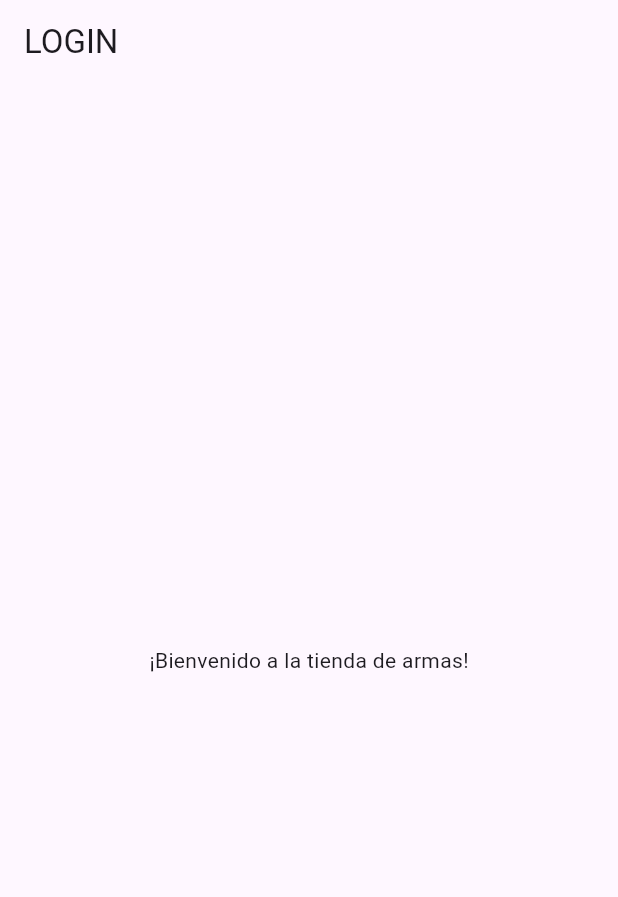
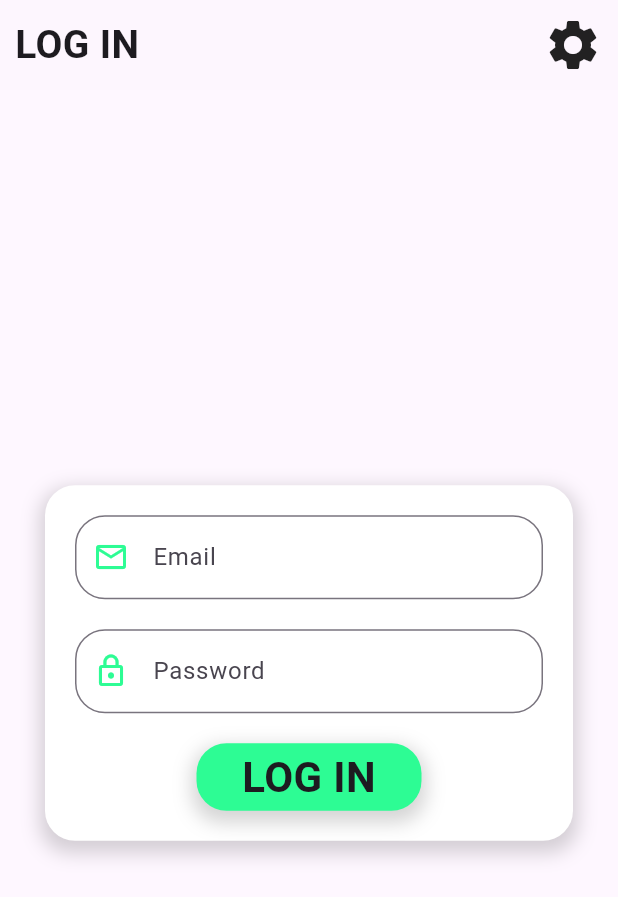
Before and after one commit to ttori19/F1-Mobile-App-UI-Dart-, a Flutter app: the screen it shows after launch, on a phone screen of 412 x 824 dp. Shown: the top 897 px of the screen. Run offline on Flutter 3.47's test engine with Material 3 defaults, Android fonts, the light colour scheme and no system bars.

```diff
--- a/lib/main.dart
+++ b/lib/main.dart
@@ -8,9 +8,9 @@
   const MyApp({super.key});
 
   @override
-  Widget build(BuildContext context) => const MaterialApp(
+  Widget build(BuildContext context) => MaterialApp(
         title: 'Tienda de armas',
         debugShowCheckedModeBanner: false,  // Oculta el banner que aparece en la esquina superior derecha
-        home: LogIn(), // Widget principal de main_view.dart
+        home:  LogIn(), // Widget principal de main_view.dart
       );
 }
--- a/lib/views/log_in.dart
+++ b/lib/views/log_in.dart
@@ -1,4 +1,5 @@
 import 'package:flutter/material.dart';
+import 'package:practica_final/views/vista_principal.dart';
 
 class LogIn extends StatelessWidget {
   const LogIn({super.key});
@@ -6,11 +7,100 @@
   @override
   Widget build(BuildContext context) {
     return Scaffold(
-      appBar: AppBar(
-        title: const Text('LOGIN'),
+      body: SafeArea(
+        child: Column(
+          children: [
+            Container(
+              padding: const EdgeInsets.all(10),
+              decoration: const BoxDecoration(
+                color: Color.fromARGB(1, 1, 1, 1),
+              ),
+              child: Row(
+                mainAxisAlignment: MainAxisAlignment.spaceBetween,
+                children: [
+                  const Text(
+                    "LOG IN",
+                    style: TextStyle(fontSize: 26, fontWeight: FontWeight.bold),
+                  ),
+                  Row(
+                    children: [
+                      Icon(Icons.settings, size: 40),
+                    ],
+                  ),
+                ],
+              ),
+            ),
+            const Spacer(),
+            Container(
+              margin: const EdgeInsets.symmetric(horizontal: 30),
+              padding: const EdgeInsets.all(20),
+              decoration: BoxDecoration(
+                color: Colors.white,
+                borderRadius: BorderRadius.circular(20),
+                boxShadow: [
+                  BoxShadow(
+                    color: const Color.fromARGB(43, 0, 0, 0),
+                    blurRadius: 10,
+                    spreadRadius: 3,
+                    offset: const Offset(0, 5),
+                  )
+                ],
+              ),
+              child: Column(
+                children: [
+                  _inputField(Icons.mail_outline, "Email"),
+                  const SizedBox(height: 20),
+                  _inputField(Icons.lock_outline, "Password"),
+                  const SizedBox(height: 20),
+                  GestureDetector(
+                    onTap: () => vistaPrincipal(context),
+                    child: Container(
+                      height: 45,
+                      width: 150,
+                      decoration: BoxDecoration(
+                        color: const Color.fromARGB(255, 45, 252, 148),
+                        borderRadius: BorderRadius.circular(20),
+                        boxShadow: [
+                          BoxShadow(
+                            color: const Color.fromARGB(43, 0, 0, 0),
+                            blurRadius: 10,
+                            spreadRadius: 3,
+                            offset: const Offset(0, 5),
+                          )
+                        ],
+                      ),
+                      alignment: Alignment.center,
+                      child: const Text(
+                        "LOG IN",
+                        style: TextStyle(fontSize: 28, fontWeight: FontWeight.bold),
+                      ),
+                    ),
+                  ),
+                ],
+              ),
+            ),
+            const Spacer(),
+          ],
+        ),
       ),
-      body: const Center(
-        child: Text('¡Bienvenido a la tienda de armas!'),
+    );
+  }
+
+  void vistaPrincipal(BuildContext context) {
+    var route = MaterialPageRoute(
+      builder: (context) => VistaPrincipal(),
+    );
+    Navigator.of(context).push(route);
+  }
+
+  Widget _inputField(IconData icon, String hintText) {
+    return TextField(
+      decoration: InputDecoration(
+        prefixIcon: Icon(icon, color: const Color.fromARGB(255, 45, 252, 148)),
+        hintText: hintText,
+        border: OutlineInputBorder(
+          borderRadius: BorderRadius.circular(20),
+        ),
       ),
     );
   }
--- /dev/null
+++ b/lib/views/vista_principal.dart
@@ -0,0 +1,10 @@
+import 'package:flutter/material.dart';
+
+class VistaPrincipal extends StatelessWidget{
+  const VistaPrincipal({super.key});
+
+  @override
+  Widget build(BuildContext context) {
+    return Scaffold();
+  }
+}
```
Also changed, not shown: 12 other files.
